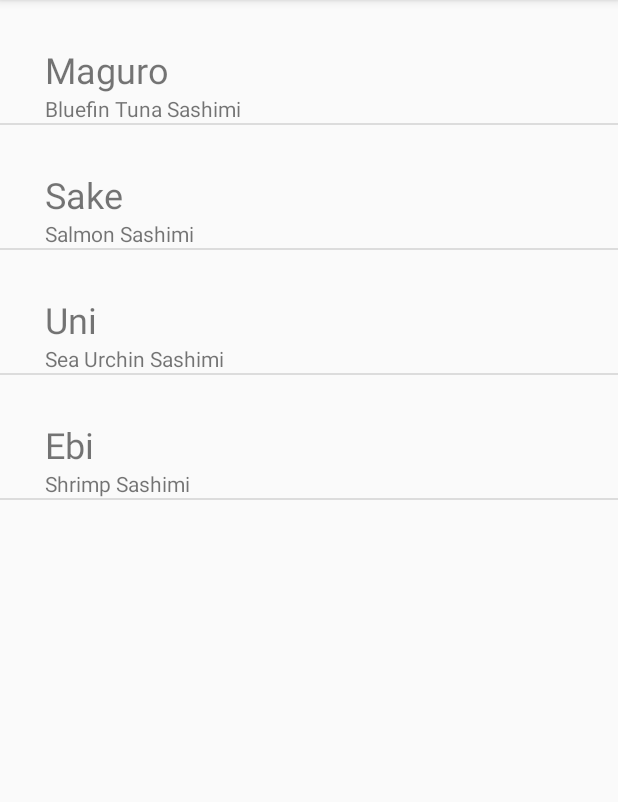
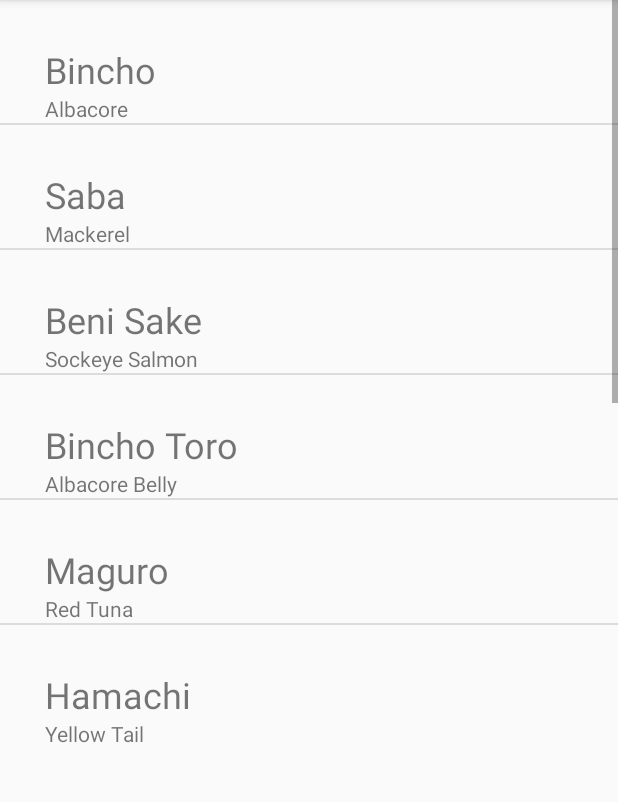
Before and after one commit to LucMurakami/UmiSushiApp, an Android app: the screen it shows after launch (SubMenus), after a tap on "Sashimi", on a phone screen of 412 x 824 dp, the part 84-886 px from its top. Run offline under Robolectric (Android 15) with nearby library versions, the phone set to English and light mode, and no system bars.

Commit message:
Added All Main Menu Items

```diff
--- a/app/src/main/java/shasha/example/com/umisushiapp/Menu.java
+++ b/app/src/main/java/shasha/example/com/umisushiapp/Menu.java
@@ -21,8 +21,8 @@ public class Menu extends AppCompatActivity {
 
         Resources res = getResources();
         myListView = (ListView) findViewById(R.id.myListView);
-        items = res.getStringArray(R.array.items);
-        descriptions = res.getStringArray(R.array.descriptions);
+        items = res.getStringArray(R.array.main_menu_items);
+        descriptions = res.getStringArray(R.array.main_menu_descriptions);
 
         ItemAdapter itemAdapter = new ItemAdapter(this, items, descriptions);
         myListView.setAdapter(itemAdapter);
--- a/app/src/main/java/shasha/example/com/umisushiapp/SubMenus.java
+++ b/app/src/main/java/shasha/example/com/umisushiapp/SubMenus.java
@@ -52,45 +52,82 @@ public class SubMenus extends AppCompatActivity {
         }
     }
 
+    // Determines which main menu item was clicked and returns the corresponding
+    // string which will be passed to the DetailActivity page using it's Intent.
     private String getIdentifier(int index) {
         switch (index) {
             case 0:
                 return "appetizer";
             case 1:
-                return "soup";
+                return "soup_salad";
             case 2:
                 return "rolls";
             case 3:
                 return "sashimi";
+            case 4:
+                return "dons";
+            case 5:
+                return "a_la_carte";
+            case 6:
+                return "lunch_set";
+            case 7:
+                return "party_set";
+            case 8:
+                return "sake_list";
             default:
                 return "";
         }
     }
 
+    // Grabs the corresponding String array from the string.xml file in the values
+    // folder to populate the items in the submenu.
     private int getItem(int index) {
         switch (index) {
             case 0:
-//                return R.layout.appetizer_items;
+                return R.array.appetizer_items;
             case 1:
-//                return R.layout.soup_items;
+                return R.array.soup_salad_items;
             case 2:
-//                return R.layout.roll_items;
+                return R.array.rolls_items;
             case 3:
                 return R.array.sashimi_items;
+            case 4:
+//                return R.array.dons_items;
+            case 5:
+//                return R.array.a_la_carte_items;
+            case 6:
+//                return R.array.lunch_set_items;
+            case 7:
+//                return R.array.party_set_items;
+            case 8:
+//                return R.array.sake_list_items;
             default:
                 return -1;
         }
     }
+
+    // Grabs the corresponding String array from the string.xml file in the values
+    // folder to populate the descriptions in the submenu.
     private int getDescription(int index) {
         switch (index) {
             case 0:
-//                return R.layout.appetizer_descriptions;
+                return R.array.appetizer_descriptions;
             case 1:
-//                return R.layout.soup_descriptions;
+                return R.array.soup_salad_descriptions;
             case 2:
-//                return R.layout.roll_descriptions;
+                return R.array.rolls_descriptions;
             case 3:
                 return R.array.sashimi_descriptions;
+            case 4:
+//                return R.array.dons_descriptions;
+            case 5:
+//                return R.array.a_la_carte_descriptions;
+            case 6:
+//                return R.array.lunch_set_descriptions;
+            case 7:
+//                return R.array.party_set_descriptions;
+            case 8:
+//                return R.array.sake_list_descriptions;
             default:
                 return -1;
         }
--- a/app/src/main/res/values/strings.xml
+++ b/app/src/main/res/values/strings.xml
@@ -1,34 +1,118 @@
 <resources>
     <string name="app_name">Menu</string>
-    <string-array name="items">
+    <string-array name="main_menu_items">
         <item>Appetizer</item>
         <item>Soup and Salad</item>
         <item>Rolls</item>
         <item>Sashimi</item>
         <item>Dons</item>
         <item>A La Carté</item>
+        <item>Lunch Set</item>
+        <item>Party Set</item>
+        <item>Sake List</item>
     </string-array>
 
-    <string-array name="descriptions">
-        <item>Mini dishes.</item>
-        <item>Starter dishes.</item>
-        <item>Fish rolled up with rice.</item>
-        <item>Raw fish served fresh.</item>
+    <string-array name="main_menu_descriptions">
+        <item>Mini Dishes.</item>
+        <item>Starter Dishes.</item>
+        <item>Fish Rolled Up with Rice.</item>
+        <item>Raw Fish Served Fresh.</item>
         <item>Meat on Rice. Served with Miso Soup.</item>
-        <item>Individual Dishes</item>
+        <item>Individual Dishes.</item>
+        <item>Set Lunch Box.</item>
+        <item>Take Out Party Trays.</item>
+        <item>A Wide Selection of Fine Sake.</item>
+    </string-array>
+
+    <string-array name="appetizer_items">
+        <item>Something</item>
+    </string-array>
+
+    <string-array name="appetizer_descriptions">
+        <item>Something</item>
+    </string-array>
+
+    <string-array name="soup_salad_items">
+        <item>Something</item>
+    </string-array>
+
+    <string-array name="soup_salad_descriptions">
+        <item>Something</item>
+    </string-array>
+
+    <string-array name="rolls_items">
+        <item>Something</item>
+    </string-array>
+
+    <string-array name="rolls_descriptions">
+        <item>Something</item>
     </string-array>
 
     <string-array name="sashimi_items">
+        <item>Bincho</item>
+        <item>Saba</item>
+        <item>Beni Sake</item>
+        <item>Bincho Toro</item>
         <item>Maguro</item>
-        <item>Sake</item>
-        <item>Uni</item>
-        <item>Ebi</item>
+        <item>Hamachi</item>
+        <item>Kanpachi</item>
+        <item>Hotate</item>
+        <item>Ōtoro</item>
+        <item>Botan Ebi</item>
+        <item>Ikura</item>
     </string-array>
 
     <string-array name="sashimi_descriptions">
-        <item>Bluefin Tuna Sashimi</item>
-        <item>Salmon Sashimi</item>
-        <item>Sea Urchin Sashimi</item>
-        <item>Shrimp Sashimi</item>
+        <item>Albacore</item>
+        <item>Mackerel</item>
+        <item>Sockeye Salmon</item>
+        <item>Albacore Belly</item>
+        <item>Red Tuna</item>
+        <item>Yellow Tail</item>
+        <item>Amberjack</item>
+        <item>Hokkaido Scallop</item>
+        <item>Bluefin Tuna Belly</item>
+        <item>BC Spot Prawn</item>
+        <item>Salmon Roe</item>
+    </string-array>
+
+    <string-array name="dons_items">
+        <item>Something</item>
+    </string-array>
+
+    <string-array name="dons_descriptions">
+        <item>Something</item>
+    </string-array>
+
+    <string-array name="a_la_carte_items">
+        <item>Something</item>
+    </string-array>
+
+    <string-array name="a_la_carte_descriptions">
+        <item>Something</item>
+    </string-array>
+
+    <string-array name="lunch_set_items">
+        <item>Something</item>
+    </string-array>
+
+    <string-array name="lunch_set_descriptions">
+        <item>Something</item>
+    </string-array>
+
+    <string-array name="party_set_items">
+        <item>Something</item>
+    </string-array>
+
+    <string-array name="party_set_descriptions">
+        <item>Something</item>
+    </string-array>
+
+    <string-array name="sake_list_items">
+        <item>Something</item>
+    </string-array>
+
+    <string-array name="sake_list_descriptions">
+        <item>Something</item>
     </string-array>
 </resources>
```
Also changed, not shown: app/src/main/java/shasha/example/com/umisushiapp/DetailActivity.java (+91 -23 lines).
